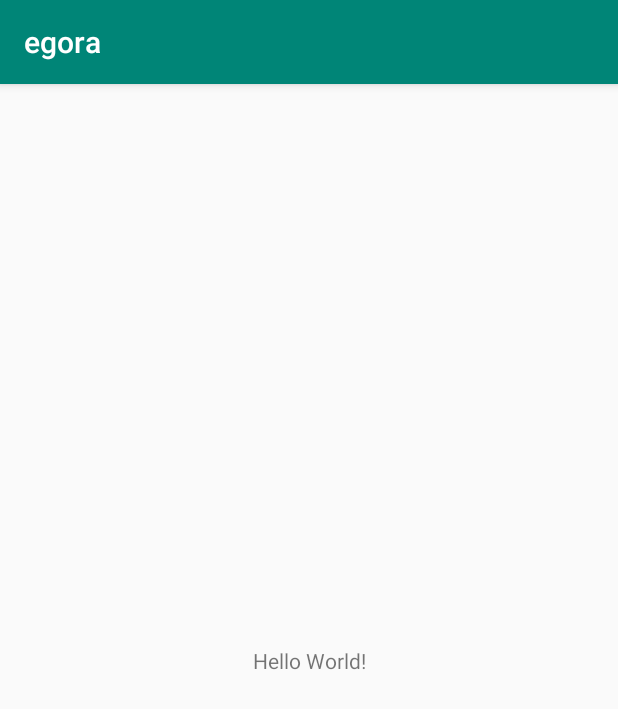
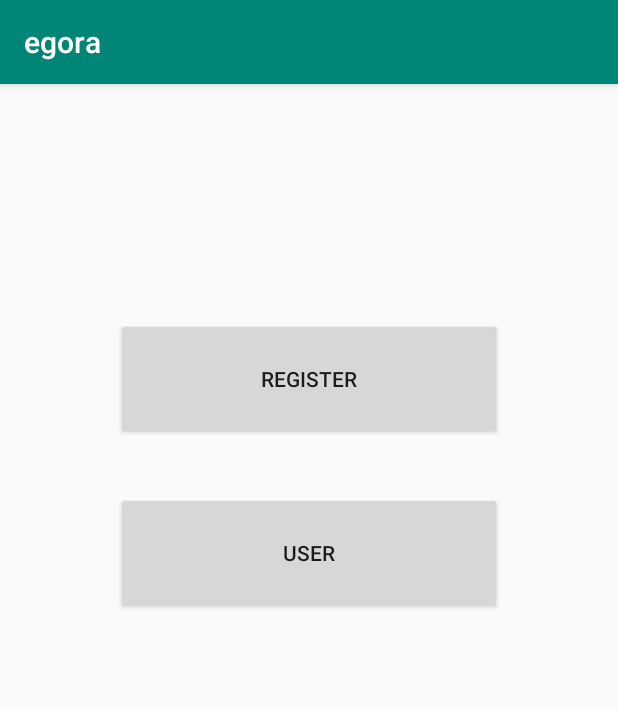
Before and after one commit to NTietje/egora, an Android app: the screen it shows after launch (MainActivity), on a phone screen of 412 x 824 dp. Shown: the top 709 px of the screen. Run offline under Robolectric (Android 15) with nearby library versions, the light colour scheme and no system bars; our stand-ins replace Firebase (no records; nobody signed in at launch, a user with empty details on screens opened directly).

Commit message:
working firebase auth registration in MainAcivity.java

```diff
--- a/app/src/main/AndroidManifest.xml
+++ b/app/src/main/AndroidManifest.xml
@@ -1,6 +1,8 @@
 <?xml version="1.0" encoding="utf-8"?>
 <manifest xmlns:android="http://schemas.android.com/apk/res/android"
     package="app.egora">
+
+    <uses-permission android:name="android.permission.INTERNET" />
 
     <application
         android:allowBackup="true"
--- a/app/src/main/java/app/egora/MainActivity.java
+++ b/app/src/main/java/app/egora/MainActivity.java
@@ -1,13 +1,75 @@
 package app.egora;
 
+import android.support.annotation.NonNull;
 import android.support.v7.app.AppCompatActivity;
 import android.os.Bundle;
+import android.util.Log;
+import android.view.View;
+import android.widget.Button;
+
+import com.google.android.gms.tasks.OnCompleteListener;
+import com.google.android.gms.tasks.Task;
+import com.google.firebase.FirebaseApp;
+import com.google.firebase.auth.AuthResult;
+import com.google.firebase.auth.FirebaseAuth;
+import com.google.firebase.auth.FirebaseUser;
 
 public class MainActivity extends AppCompatActivity {
+
+    private Button buttonReg;
+    private Button buttonUser;
+    private FirebaseAuth mAuth;
 
     @Override
     protected void onCreate(Bundle savedInstanceState) {
         super.onCreate(savedInstanceState);
         setContentView(R.layout.activity_main);
+
+        //FirebaseApp.initializeApp(this);
+        mAuth = FirebaseAuth.getInstance();
+
+        buttonReg = findViewById(R.id.buttonRegTest);
+        buttonUser = findViewById(R.id.buttonUser);
+
+        buttonUser.setOnClickListener(new View.OnClickListener() {
+            @Override
+            public void onClick(View v) {
+                getState();
+            }
+        });
+
+        buttonReg.setOnClickListener(new View.OnClickListener() {
+            @Override
+            public void onClick(View v) {
+                registerUser("nn@gmail.com", "han2200nn");
+                Log.i("register", "user registered");
+            }
+        });
     }
+
+    private void registerUser(String email, String password) {
+        mAuth.createUserWithEmailAndPassword(email, password).addOnCompleteListener(this, new OnCompleteListener<AuthResult>() {
+            @Override
+            public void onComplete(@NonNull Task<AuthResult> task) {
+                if (task.isSuccessful()) {
+                    Log.i("reg", "reg complete");
+                }
+                else {
+                    Log.i("reg", "reg failed", task.getException());
+                }
+                getState();
+            }
+        });
+    }
+
+    private void getState() {
+        FirebaseUser currentUser = mAuth.getCurrentUser();
+        if (currentUser != null) {
+            Log.i("user", "current user is: " + currentUser.getUid());
+        }
+        else {
+            Log.i("user", "user is null");
+        }
+    }
+
 }
--- a/app/src/main/res/layout/activity_main.xml
+++ b/app/src/main/res/layout/activity_main.xml
@@ -1,18 +1,34 @@
 <?xml version="1.0" encoding="utf-8"?>
-<android.support.constraint.ConstraintLayout xmlns:android="http://schemas.android.com/apk/res/android"
+<android.support.constraint.ConstraintLayout
+    xmlns:android="http://schemas.android.com/apk/res/android"
     xmlns:app="http://schemas.android.com/apk/res-auto"
     xmlns:tools="http://schemas.android.com/tools"
     android:layout_width="match_parent"
     android:layout_height="match_parent"
     tools:context=".MainActivity">
 
-    <TextView
-        android:layout_width="wrap_content"
-        android:layout_height="wrap_content"
-        android:text="Hello World!"
-        app:layout_constraintBottom_toBottomOf="parent"
-        app:layout_constraintLeft_toLeftOf="parent"
-        app:layout_constraintRight_toRightOf="parent"
+    <Button
+        android:id="@+id/buttonRegTest"
+        android:layout_width="257dp"
+        android:layout_height="81dp"
+        android:layout_marginStart="8dp"
+        android:layout_marginTop="156dp"
+        android:layout_marginEnd="8dp"
+        android:text="Register"
+        app:layout_constraintEnd_toEndOf="parent"
+        app:layout_constraintStart_toStartOf="parent"
+        app:layout_constraintTop_toTopOf="parent" />
+
+    <Button
+        android:id="@+id/buttonUser"
+        android:layout_width="257dp"
+        android:layout_height="81dp"
+        android:layout_marginStart="8dp"
+        android:layout_marginTop="272dp"
+        android:layout_marginEnd="8dp"
+        android:text="User"
+        app:layout_constraintEnd_toEndOf="parent"
+        app:layout_constraintStart_toStartOf="parent"
         app:layout_constraintTop_toTopOf="parent" />
 
 </android.support.constraint.ConstraintLayout>
--- a/build.gradle
+++ b/build.gradle
@@ -8,6 +8,7 @@ buildscript {
     }
     dependencies {
         classpath 'com.android.tools.build:gradle:3.3.1'
+        classpath 'com.google.gms:google-services:4.0.0'
 
         // NOTE: Do not place your application dependencies here; they belong
         // in the individual module build.gradle files
```
Also changed, not shown: app/build.gradle (+7 -0 lines).
